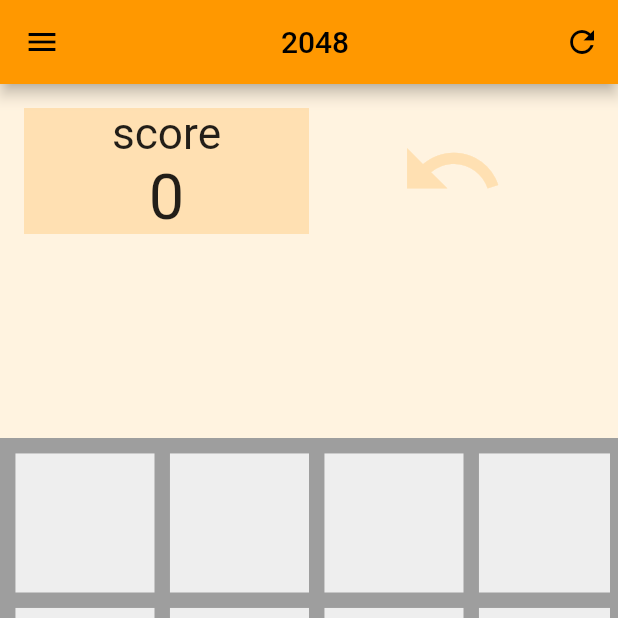
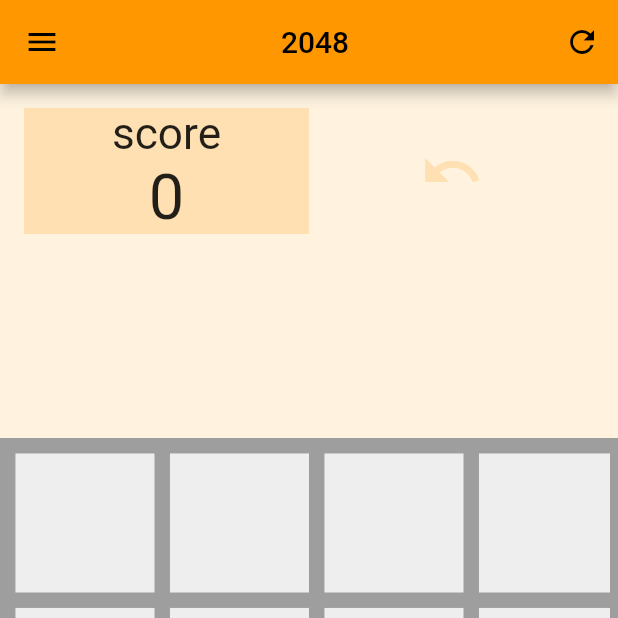
Before and after one commit to knoeferl/2048, a Flutter app: the screen it shows after launch, on a phone screen of 412 x 824 dp, the top half of it. Run offline on Flutter 3.47's test engine with Material 2 defaults, Android fonts, the phone set to English and light mode, and no system bars.

Commit message:
redo icon change fit to contain

```diff
--- a/lib/screens/game.dart
+++ b/lib/screens/game.dart
@@ -78,7 +78,7 @@
                   ),
                   Expanded(
                     child: FittedBox(
-                      fit: BoxFit.fitWidth,
+                      fit: BoxFit.contain,
                       child: TextButton(
                           style:
                               TextButton.styleFrom(primary: Colors.orange[100]),
```
